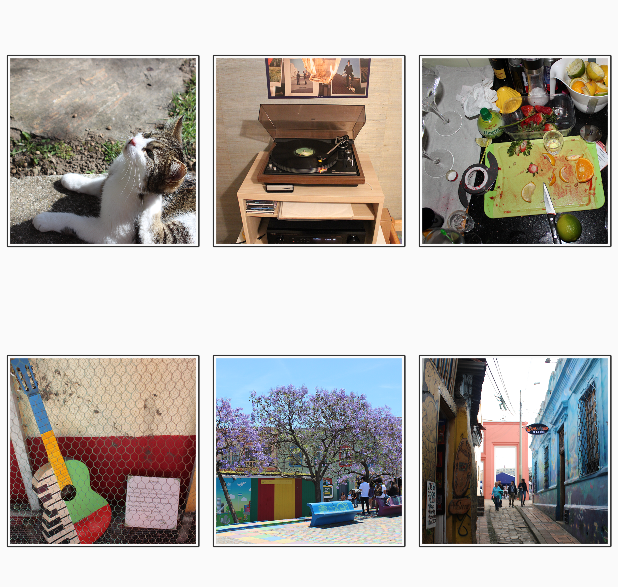
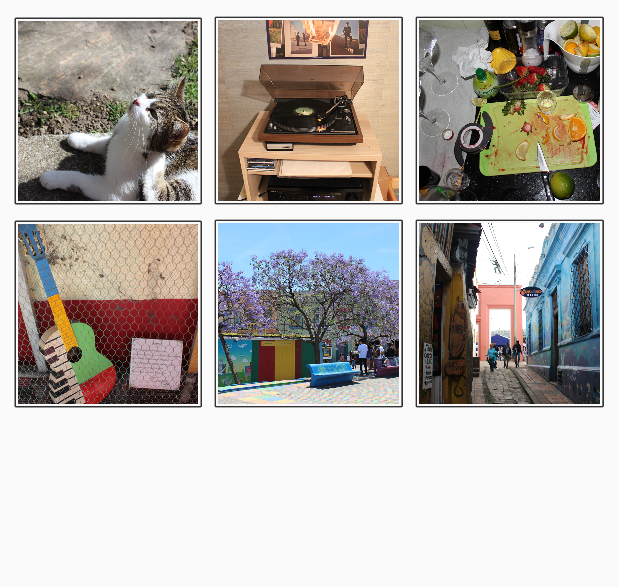
Before and after one commit to mpharp/dialyApp, an Android app: the layout activity_image_select.xml on its own in the app's theme, with its tools: preview values and no code run, on a phone screen of 412 x 824 dp. Shown: the top 587 px of the screen. Run offline under Robolectric (Android 15) with nearby library versions, the phone set to English and light mode, and no system bars.

Commit message:
ImageSelect Update

```diff
--- a/app/src/main/res/layout/activity_image_select.xml
+++ b/app/src/main/res/layout/activity_image_select.xml
@@ -9,21 +9,27 @@
 
     <LinearLayout
         android:layout_width="match_parent"
-        android:layout_height="200dp"
-        android:orientation="horizontal">
+        android:layout_height="135dp"
+        android:orientation="horizontal"
+        android:layout_marginTop="5dp"
+        android:layout_marginLeft="5dp"
+        android:layout_marginRight="5dp">
         <ImageView
+            android:id="@+id/img01"
             android:layout_width="0dp"
             android:layout_weight="1"
             android:layout_height="match_parent"
             android:scaleType="centerInside"
             android:src="@drawable/img1"/>
         <ImageView
+            android:id="@+id/img02"
             android:layout_width="0dp"
             android:layout_weight="1"
             android:layout_height="match_parent"
             android:scaleType="centerInside"
             android:src="@drawable/img2"/>
         <ImageView
+            android:id="@+id/img03"
             android:layout_width="0dp"
             android:layout_height="match_parent"
             android:layout_weight="1"
@@ -32,21 +38,26 @@
     </LinearLayout>
     <LinearLayout
         android:layout_width="match_parent"
-        android:layout_height="200dp"
-        android:orientation="horizontal">
+        android:layout_height="135dp"
+        android:orientation="horizontal"
+        android:layout_marginLeft="5dp"
+        android:layout_marginRight="5dp">
         <ImageView
+            android:id="@+id/img04"
             android:layout_width="0dp"
             android:layout_weight="1"
             android:layout_height="match_parent"
             android:scaleType="centerInside"
             android:src="@drawable/img4"/>
         <ImageView
+            android:id="@+id/img05"
             android:layout_width="0dp"
             android:layout_weight="1"
             android:layout_height="match_parent"
             android:scaleType="centerInside"
             android:src="@drawable/img5"/>
         <ImageView
+            android:id="@+id/img06"
             android:layout_width="0dp"
             android:layout_height="match_parent"
             android:layout_weight="1"
```
Also changed, not shown: app/src/main/java/mym3app/hci/univie/ac/at/dialyapp/ImageSelect.java (+32 -0 lines).
